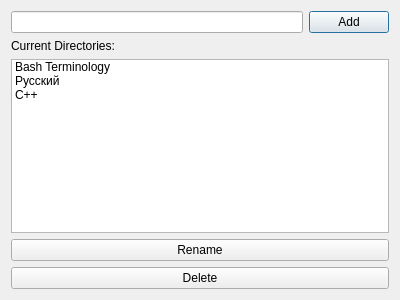
Above: dictionaries.ui from Luis-Licea/NoteSpisok before the change. Below: the same form after it.
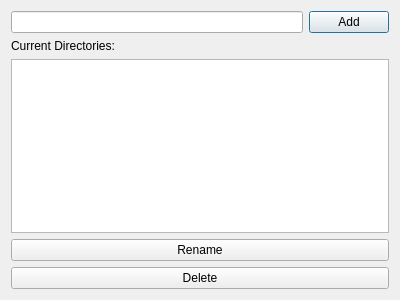
That is the form after the change.

Commit message: Add Dictionaries window for adding and removing dictionaries

```diff
--- a/dictionaries.ui
+++ b/dictionaries.ui
@@ -38,23 +38,7 @@
       </widget>
      </item>
      <item>
-      <widget class="QListWidget" name="listWidget">
-       <item>
-        <property name="text">
-         <string>Bash Terminology</string>
-        </property>
-       </item>
-       <item>
-        <property name="text">
-         <string>Русский</string>
-        </property>
-       </item>
-       <item>
-        <property name="text">
-         <string>С++</string>
-        </property>
-       </item>
-      </widget>
+      <widget class="QListWidget" name="listWidget"/>
      </item>
     </layout>
    </item>
```
The commit also changes 2 other files.
